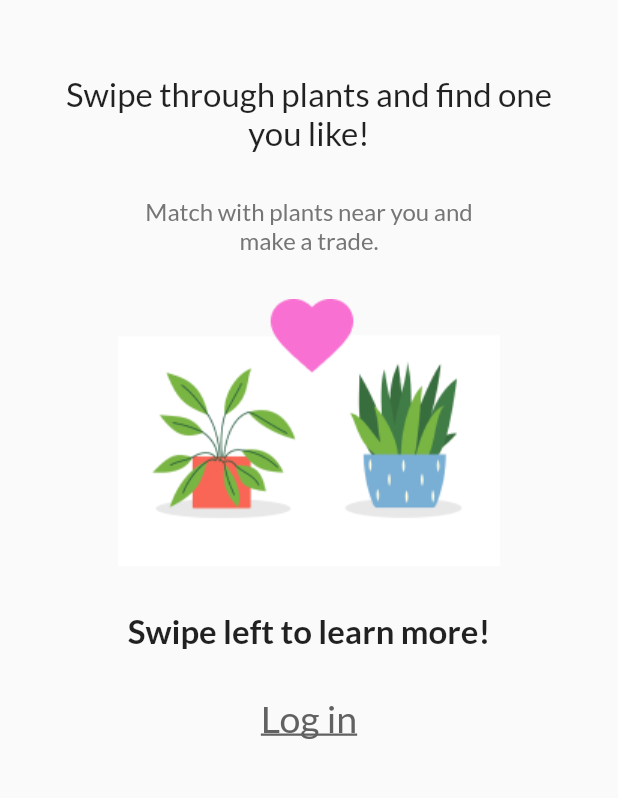
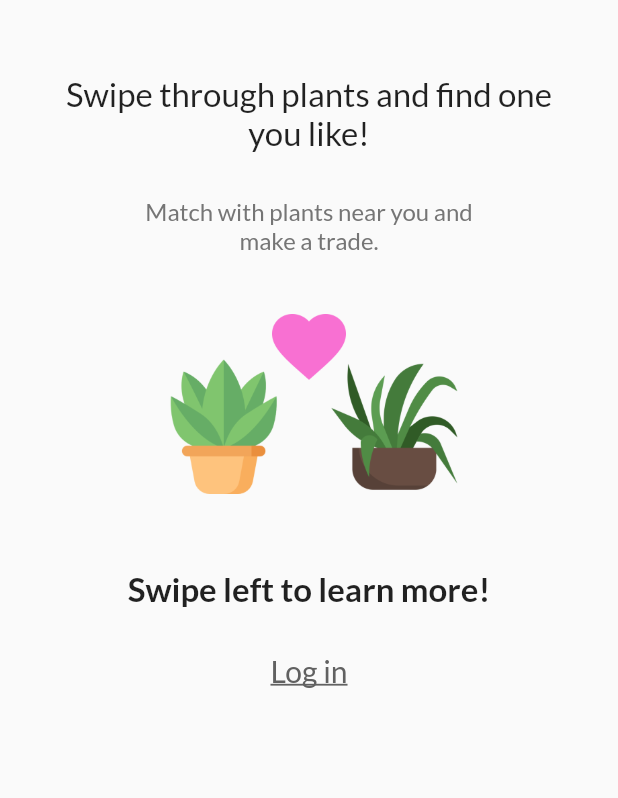
Before and after one commit to NystromAnton/stickling, a Flutter app: the screen it shows after launch, on a phone screen of 412 x 824 dp, the part 262-1060 px from its top. Run offline on Flutter 3.47's test engine with Material 2 defaults, Android fonts, the light colour scheme and no system bars; our stand-ins replace cached_network_image, carousel_pro, firebase_core, firebase_storage, flutter_tindercard, fluttertoast and 6 more; missing offline and left inert: dart:ffi, flutter_absolute_path, loading_gifs, multi_image_picker; accounts and stored records are empty.

Commit message:
New startpage image and font sizes
Now with transparent background

```diff
--- a/lib/Walkthrough/Walkthrough.dart
+++ b/lib/Walkthrough/Walkthrough.dart
@@ -81,8 +81,8 @@ class _WalkthroughState extends State<Walkthrough> {
                   ),
                 ),
                 Padding(
-                  padding: EdgeInsets.only(top: 30),
-                  child: Image.asset('assets/page1pic.png'),
+                  padding: EdgeInsets.only(top: 40, bottom: 20),
+                  child: Image.asset('assets/page1pic.png', height: 120),
                 ),
                 Padding(
                   padding: EdgeInsets.only(top: 30),
@@ -110,7 +110,7 @@ class _WalkthroughState extends State<Walkthrough> {
                     child: Text(
                       'Log in',
                       style: TextStyle(
-                        fontSize: 25,
+                        fontSize: 20,
                         fontFamily: 'Lato',
                         color: Colors.grey[700],
                         decoration: TextDecoration.underline,
```
Also changed, not shown: assets/page1pic.png.
